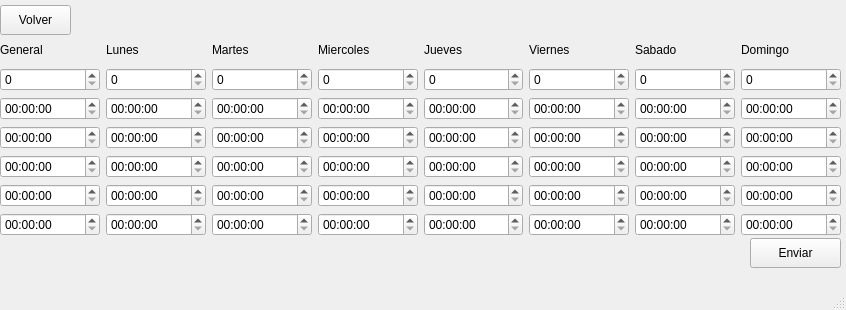
IvoDKHP/ProyectoEspecialidad4to, file configuracion.ui: the form before one commit.
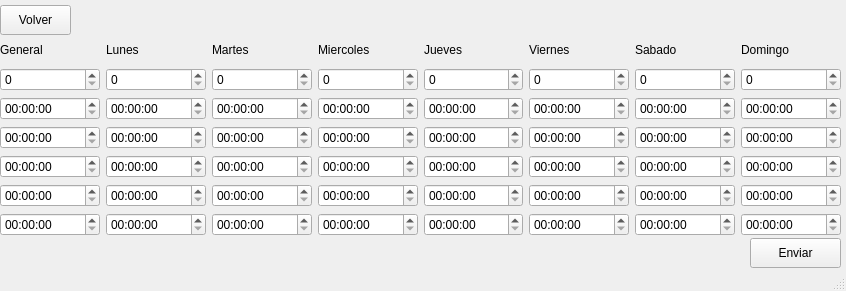
The form after the commit.

The edit to the form file:
```diff
--- a/configuracion.ui
+++ b/configuracion.ui
@@ -7,7 +7,7 @@
     <x>0</x>
     <y>0</y>
     <width>846</width>
-    <height>310</height>
+    <height>291</height>
    </rect>
   </property>
   <property name="windowTitle">
```
